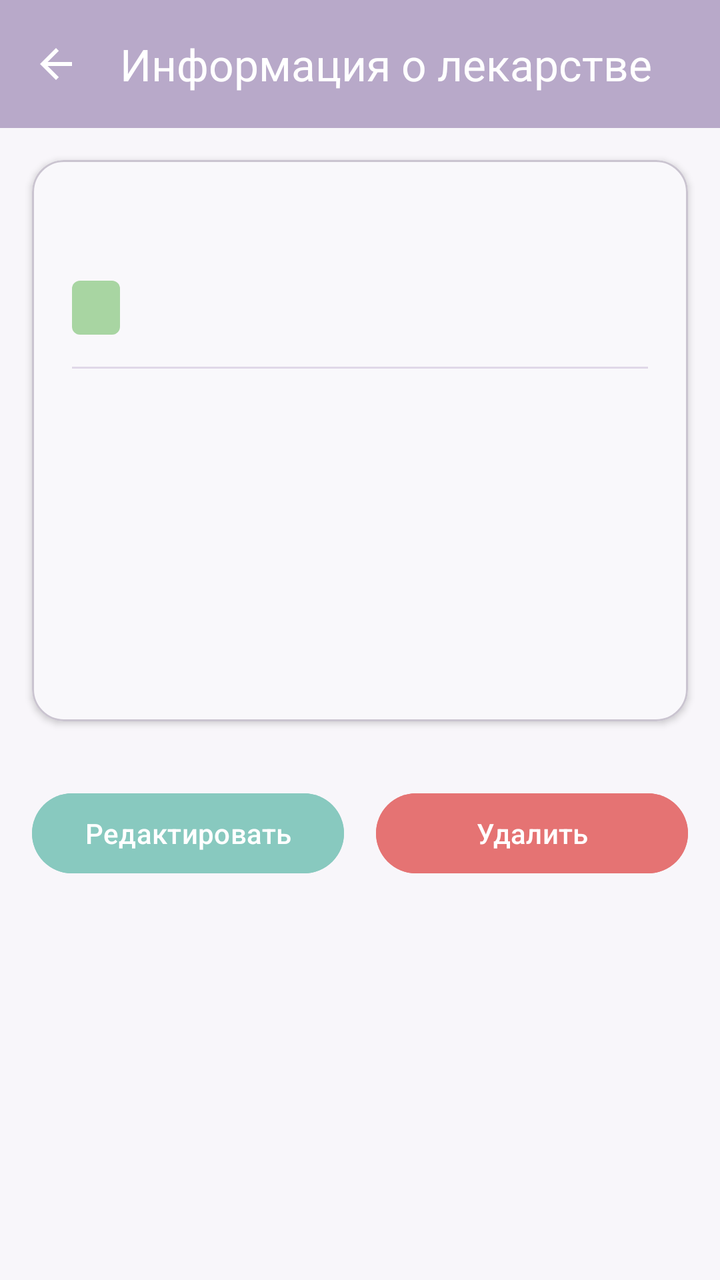
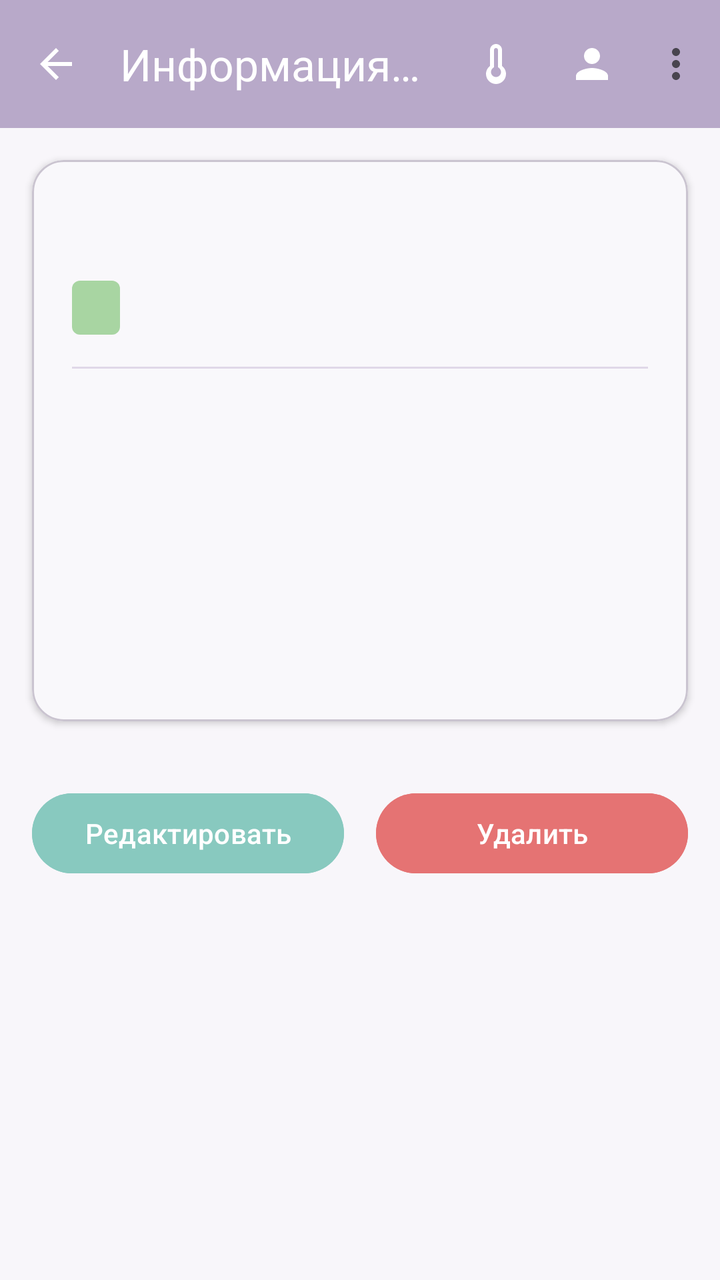

The first picture is an Android layout as it rendered before a commit; the second is the same layout after the commit. The layout source and the unified diff follow.
<!-- AndroidManifest.xml: application theme Theme.Pillulkin -->
<!-- res/layout/fragment_medicine_detail.xml -->
<?xml version="1.0" encoding="utf-8"?>
<ScrollView 
    xmlns:android="http://schemas.android.com/apk/res/android"
    xmlns:app="http://schemas.android.com/apk/res-auto"
    android:layout_width="match_parent"
    android:layout_height="match_parent"
    android:background="@color/background">

    <LinearLayout
        android:layout_width="match_parent"
        android:layout_height="wrap_content"
        android:orientation="vertical">

        <com.google.android.material.appbar.MaterialToolbar
            android:id="@+id/toolbar"
            android:layout_width="match_parent"
            android:layout_height="?attr/actionBarSize"
            android:background="@color/primary"
            app:title="@string/medicine_detail_title"
            app:titleTextColor="@color/on_primary"
            app:navigationIcon="@drawable/ic_arrow_back"
            app:navigationIconTint="@color/on_primary" />

        <com.google.android.material.card.MaterialCardView
            android:layout_width="match_parent"
            android:layout_height="wrap_content"
            android:layout_margin="16dp"
            app:cardBackgroundColor="@color/card_background"
            app:cardCornerRadius="16dp"
            app:cardElevation="2dp">

            <LinearLayout
                android:layout_width="match_parent"
                android:layout_height="wrap_content"
                android:orientation="vertical"
                android:padding="20dp">

                <TextView
                    android:id="@+id/tvName"
                    android:layout_width="wrap_content"
                    android:layout_height="wrap_content"
                    android:textSize="24sp"
                    android:textStyle="bold"
                    android:textColor="@color/on_background" />

                <TextView
                    android:id="@+id/tvStatus"
                    android:layout_width="wrap_content"
                    android:layout_height="wrap_content"
                    android:layout_marginTop="8dp"
                    android:textSize="14sp"
                    android:paddingHorizontal="12dp"
                    android:paddingVertical="4dp"
                    android:background="@drawable/bg_status_badge" />

                <View
                    android:layout_width="match_parent"
                    android:layout_height="1dp"
                    android:layout_marginVertical="16dp"
                    android:background="@color/divider" />

                <TextView
                    android:id="@+id/tvDosage"
                    android:layout_width="wrap_content"
                    android:layout_height="wrap_content"
                    android:textSize="16sp"
                    android:textColor="@color/on_background" />

                <TextView
                    android:id="@+id/tvForm"
                    android:layout_width="wrap_content"
                    android:layout_height="wrap_content"
                    android:layout_marginTop="8dp"
                    android:textSize="16sp"
                    android:textColor="@color/on_background" />

                <TextView
                    android:id="@+id/tvExpiration"
                    android:layout_width="wrap_content"
                    android:layout_height="wrap_content"
                    android:layout_marginTop="8dp"
                    android:textSize="16sp"
                    android:textColor="@color/on_background" />

                <TextView
                    android:id="@+id/tvQuantity"
                    android:layout_width="wrap_content"
                    android:layout_height="wrap_content"
                    android:layout_marginTop="8dp"
                    android:textSize="16sp"
                    android:textColor="@color/on_background" />

                <TextView
                    android:id="@+id/tvComment"
                    android:layout_width="wrap_content"
                    android:layout_height="wrap_content"
                    android:layout_marginTop="8dp"
                    android:textSize="16sp"
                    android:textColor="@color/on_background" />

            </LinearLayout>
        </com.google.android.material.card.MaterialCardView>

        <LinearLayout
            android:layout_width="match_parent"
            android:layout_height="wrap_content"
            android:orientation="horizontal"
            android:padding="16dp">

            <com.google.android.material.button.MaterialButton
                android:id="@+id/btnEdit"
                android:layout_width="0dp"
                android:layout_height="wrap_content"
                android:layout_weight="1"
                android:layout_marginEnd="8dp"
                android:text="@string/edit"
                android:backgroundTint="@color/secondary" />

            <com.google.android.material.button.MaterialButton
                android:id="@+id/btnDelete"
                android:layout_width="0dp"
                android:layout_height="wrap_content"
                android:layout_weight="1"
                android:layout_marginStart="8dp"
                android:text="@string/delete"
                android:backgroundTint="@color/error" />

        </LinearLayout>
    </LinearLayout>
</ScrollView>
<!-- resources referenced by this layout -->
<resources>
  <color name="background">#F8F6FA</color>
  <color name="card_background">#FFFFFFFF</color>
  <color name="divider">#E0D8E8</color>
  <color name="error">#E57373</color>
  <color name="on_background">#FF333333</color>
  <color name="on_primary">#FFFFFFFF</color>
  <color name="primary">#B8A9C9</color>
  <color name="secondary">#88C9BF</color>
  <!-- drawable bg_status_badge (drawable) -->
  <?xml version="1.0" encoding="utf-8"?>
  <shape xmlns:android="http://schemas.android.com/apk/res/android"
      android:shape="rectangle">
      <solid android:color="@color/valid" />
      <corners android:radius="4dp" />
  </shape>
  <!-- drawable ic_arrow_back (drawable) -->
  <vector xmlns:android="http://schemas.android.com/apk/res/android"
      android:width="24dp"
      android:height="24dp"
      android:viewportWidth="24"
      android:viewportHeight="24">
      <path
          android:fillColor="#FFFFFFFF"
          android:pathData="M20,11H7.83l5.59,-5.59L12,4l-8,8 8,8 1.41,-1.41L7.83,13H20v-2z" />
  </vector>
  <string name="delete">Удалить</string>
  <string name="edit">Редактировать</string>
  <string name="medicine_detail_title">Информация о лекарстве</string>
  <style name="Theme.Pillulkin" parent="Base.Theme.Pillulkin" />
  <color name="valid">#A8D5A2</color>
  <style name="Base.Theme.Pillulkin" parent="Theme.Material3.DayNight.NoActionBar">
          <item name="colorPrimary">@color/primary</item>
          <item name="colorPrimaryDark">@color/primary_dark</item>
          <item name="colorSecondary">@color/secondary</item>
          <item name="colorTertiary">@color/tertiary</item>
          <item name="android:colorBackground">@color/background</item>
          <item name="colorSurface">@color/surface</item>
          <item name="colorError">@color/error</item>
          <item name="colorOnPrimary">@color/on_primary</item>
          <item name="colorOnSecondary">@color/on_secondary</item>
          <item name="colorOnBackground">@color/on_background</item>
          <item name="colorOnSurface">@color/on_surface</item>
          <item name="colorOnError">@color/on_error</item>
      </style>
  <color name="primary_dark">#9B8BB8</color>
  <color name="tertiary">#A8D5A2</color>
  <color name="surface">#FFFFFFFF</color>
  <color name="on_secondary">#FFFFFFFF</color>
  <color name="on_surface">#FF333333</color>
  <color name="on_error">#FFFFFFFF</color>
</resources>

<!-- the commit's change to res/layout/fragment_medicine_detail.xml (unified diff, before → after) -->
@@ -19,7 +19,8 @@
             app:title="@string/medicine_detail_title"
             app:titleTextColor="@color/on_primary"
             app:navigationIcon="@drawable/ic_arrow_back"
-            app:navigationIconTint="@color/on_primary" />
+            app:navigationIconTint="@color/on_primary"
+            app:menu="@menu/menu_patient" />
 
         <com.google.android.material.card.MaterialCardView
             android:layout_width="match_parent"
